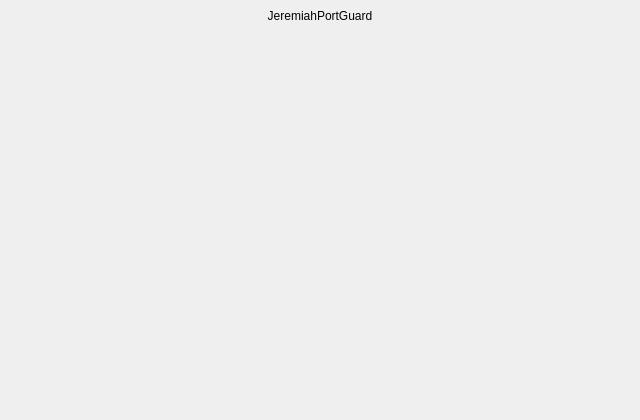
we6jbo/JeremiahPortGuard, file mainwindow.ui: the form before one commit.
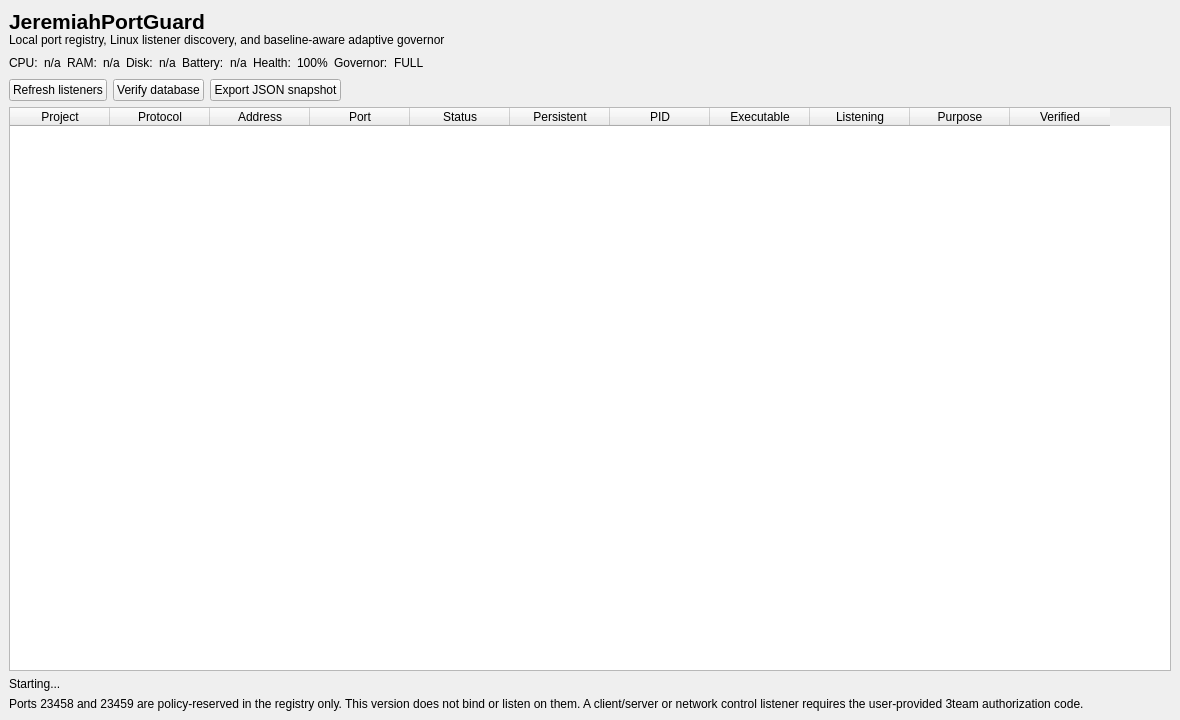
The form after the commit.

Commit message: Create or repair Qt Widgets scaffold

The edit to the form file:
```diff
--- a/mainwindow.ui
+++ b/mainwindow.ui
@@ -3,12 +3,7 @@
  <class>MainWindow</class>
  <widget class="QMainWindow" name="MainWindow">
   <property name="geometry">
-   <rect>
-    <x>0</x>
-    <y>0</y>
-    <width>640</width>
-    <height>420</height>
-   </rect>
+   <rect><x>0</x><y>0</y><width>1180</width><height>720</height></rect>
   </property>
   <property name="windowTitle">
    <string>JeremiahPortGuard</string>
@@ -17,27 +12,52 @@
    <layout class="QVBoxLayout" name="verticalLayout">
     <item>
      <widget class="QLabel" name="titleLabel">
-      <property name="text">
-       <string>JeremiahPortGuard</string>
-      </property>
-      <property name="alignment">
-       <set>Qt::AlignmentFlag::AlignCenter</set>
-      </property>
+      <property name="text"><string>&lt;html&gt;&lt;head/&gt;&lt;body&gt;&lt;p&gt;&lt;span style=&quot; font-size:16pt; font-weight:700;&quot;&gt;JeremiahPortGuard&lt;/span&gt;&lt;br/&gt;Local port registry, Linux listener discovery, and baseline-aware adaptive governor&lt;/p&gt;&lt;/body&gt;&lt;/html&gt;</string></property>
      </widget>
     </item>
     <item>
-     <spacer name="verticalSpacer">
-      <property name="orientation">
-       <enum>Qt::Orientation::Vertical</enum>
-      </property>
-      <property name="sizeHint" stdset="0">
-       <size>
-        <width>20</width>
-        <height>40</height>
-       </size>
-      </property>
-     </spacer>
+     <layout class="QHBoxLayout" name="resourceLayout">
+      <item><widget class="QLabel" name="labelCpu"><property name="text"><string>CPU:</string></property></widget></item>
+      <item><widget class="QLabel" name="cpuValue"><property name="text"><string>n/a</string></property></widget></item>
+      <item><widget class="QLabel" name="labelRam"><property name="text"><string>RAM:</string></property></widget></item>
+      <item><widget class="QLabel" name="ramValue"><property name="text"><string>n/a</string></property></widget></item>
+      <item><widget class="QLabel" name="labelDisk"><property name="text"><string>Disk:</string></property></widget></item>
+      <item><widget class="QLabel" name="diskValue"><property name="text"><string>n/a</string></property></widget></item>
+      <item><widget class="QLabel" name="labelBattery"><property name="text"><string>Battery:</string></property></widget></item>
+      <item><widget class="QLabel" name="batteryValue"><property name="text"><string>n/a</string></property></widget></item>
+      <item><widget class="QLabel" name="labelHealth"><property name="text"><string>Health:</string></property></widget></item>
+      <item><widget class="QLabel" name="healthValue"><property name="text"><string>100%</string></property></widget></item>
+      <item><widget class="QLabel" name="labelGovernor"><property name="text"><string>Governor:</string></property></widget></item>
+      <item><widget class="QLabel" name="governorValue"><property name="text"><string>FULL</string></property></widget></item>
+      <item><spacer name="horizontalSpacer"><property name="orientation"><enum>Qt::Horizontal</enum></property><property name="sizeHint" stdset="0"><size><width>40</width><height>20</height></size></property></spacer></item>
+     </layout>
     </item>
+    <item>
+     <layout class="QHBoxLayout" name="buttonLayout">
+      <item><widget class="QPushButton" name="refreshButton"><property name="text"><string>Refresh listeners</string></property></widget></item>
+      <item><widget class="QPushButton" name="verifyButton"><property name="text"><string>Verify database</string></property></widget></item>
+      <item><widget class="QPushButton" name="exportButton"><property name="text"><string>Export JSON snapshot</string></property></widget></item>
+      <item><spacer name="buttonSpacer"><property name="orientation"><enum>Qt::Horizontal</enum></property><property name="sizeHint" stdset="0"><size><width>40</width><height>20</height></size></property></spacer></item>
+     </layout>
+    </item>
+    <item>
+     <widget class="QTableWidget" name="portTable">
+      <property name="columnCount"><number>11</number></property>
+      <column><property name="text"><string>Project</string></property></column>
+      <column><property name="text"><string>Protocol</string></property></column>
+      <column><property name="text"><string>Address</string></property></column>
+      <column><property name="text"><string>Port</string></property></column>
+      <column><property name="text"><string>Status</string></property></column>
+      <column><property name="text"><string>Persistent</string></property></column>
+      <column><property name="text"><string>PID</string></property></column>
+      <column><property name="text"><string>Executable</string></property></column>
+      <column><property name="text"><string>Listening</string></property></column>
+      <column><property name="text"><string>Purpose</string></property></column>
+      <column><property name="text"><string>Verified</string></property></column>
+     </widget>
+    </item>
+    <item><widget class="QLabel" name="statusLabel"><property name="text"><string>Starting...</string></property><property name="wordWrap"><bool>true</bool></property></widget></item>
+    <item><widget class="QLabel" name="policyLabel"><property name="text"><string>Ports 23458 and 23459 are policy-reserved in the registry only. This version does not bind or listen on them. A client/server or network control listener requires the user-provided 3team authorization code.</string></property><property name="wordWrap"><bool>true</bool></property></widget></item>
    </layout>
   </widget>
  </widget>
```
Left out of the diff: 4 changed lines with no effect on the pictures. The commit also changes 4 other files.
